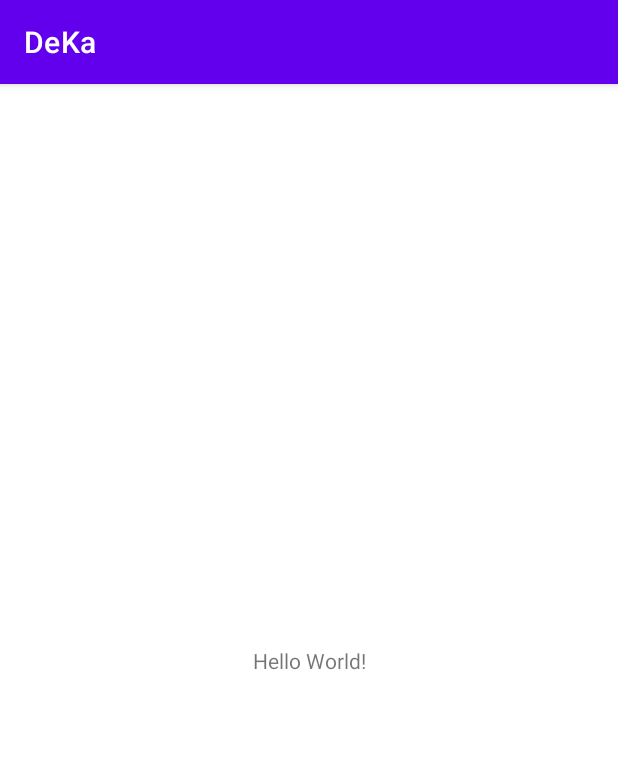
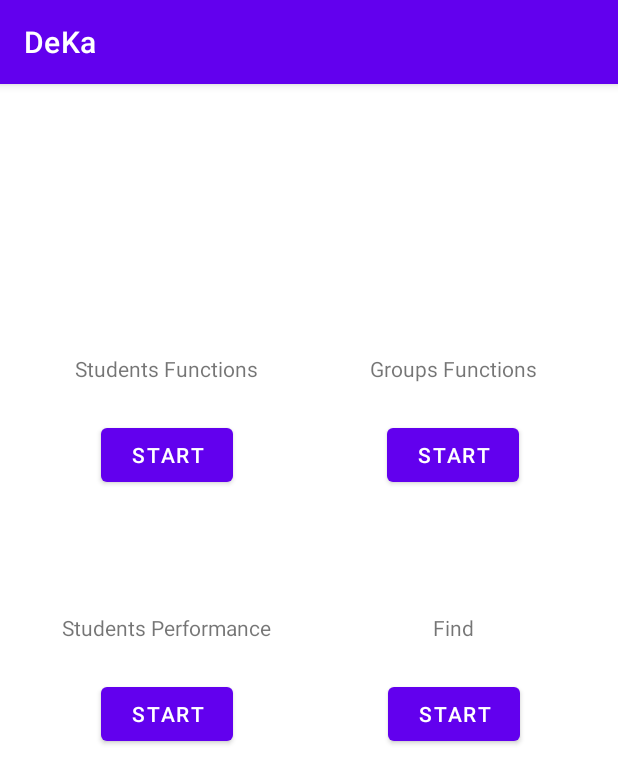
Before and after one commit to fedyuchuktimothey/DeKa, an Android app: the screen it shows after launch (MainActivity), on a phone screen of 412 x 824 dp. Shown: the top 784 px of the screen. Run offline under Robolectric (Android 15) with nearby library versions, the phone set to English and light mode, and no system bars.

Commit message:
Add Main Fragment
Add Main Fragment with all button
Add empty other fragments (4)

```diff
--- a/app/build.gradle
+++ b/app/build.gradle
@@ -1,6 +1,7 @@
 plugins {
     id 'com.android.application'
     id 'kotlin-android'
+    id 'com.google.gms.google-services'
 }
 
 android {
@@ -37,7 +38,10 @@ dependencies {
     implementation 'androidx.appcompat:appcompat:1.4.0'
     implementation 'com.google.android.material:material:1.4.0'
     implementation 'androidx.constraintlayout:constraintlayout:2.1.2'
+    implementation 'com.google.firebase:firebase-firestore:21.4.0'
     testImplementation 'junit:junit:4.+'
     androidTestImplementation 'androidx.test.ext:junit:1.1.3'
     androidTestImplementation 'androidx.test.espresso:espresso-core:3.4.0'
+    implementation 'com.google.firebase:firebase-analytics-ktx'
+    implementation platform('com.google.firebase:firebase-bom:29.0.1')
 }
--- a/app/src/main/java/com/example/deka/MainActivity.kt
+++ b/app/src/main/java/com/example/deka/MainActivity.kt
@@ -2,10 +2,16 @@ package com.example.deka
 
 import androidx.appcompat.app.AppCompatActivity
 import android.os.Bundle
+import com.example.deka.fragments.MainFragment
 
 class MainActivity : AppCompatActivity() {
     override fun onCreate(savedInstanceState: Bundle?) {
         super.onCreate(savedInstanceState)
         setContentView(R.layout.activity_main)
+        if (savedInstanceState == null) {
+            supportFragmentManager.beginTransaction()
+                .add(R.id.container, MainFragment())
+                .commit()
+        }
     }
 }
--- /dev/null
+++ b/app/src/main/java/com/example/deka/fragments/FindFragment.kt
@@ -0,0 +1,19 @@
+package com.example.deka.fragments
+
+import android.os.Bundle
+import android.view.LayoutInflater
+import android.view.View
+import android.view.ViewGroup
+import androidx.fragment.app.Fragment
+import com.example.deka.R
+
+class FindFragment: Fragment() {
+    override fun onCreateView(
+        inflater: LayoutInflater,
+        container: ViewGroup?,
+        savedInstanceState: Bundle?
+    ): View? {
+        val view = inflater.inflate(R.layout.fragment_find, container, false)
+        return view
+    }
+}
--- /dev/null
+++ b/app/src/main/java/com/example/deka/fragments/GroupsFunctionsFragment.kt
@@ -0,0 +1,19 @@
+package com.example.deka.fragments
+
+import android.os.Bundle
+import android.view.LayoutInflater
+import android.view.View
+import android.view.ViewGroup
+import androidx.fragment.app.Fragment
+import com.example.deka.R
+
+class GroupsFunctionsFragment: Fragment() {
+    override fun onCreateView(
+        inflater: LayoutInflater,
+        container: ViewGroup?,
+        savedInstanceState: Bundle?
+    ): View? {
+        val view = inflater.inflate(R.layout.fragment_groups_functions, container, false)
+        return view
+    }
+}
--- /dev/null
+++ b/app/src/main/java/com/example/deka/fragments/MainFragment.kt
@@ -0,0 +1,54 @@
+package com.example.deka.fragments
+
+import android.os.Bundle
+import android.view.LayoutInflater
+import android.view.View
+import android.view.ViewGroup
+import android.widget.Button
+import androidx.fragment.app.Fragment
+import com.example.deka.R
+
+class MainFragment:Fragment() {
+
+    override fun onCreateView(
+        inflater: LayoutInflater,
+        container: ViewGroup?,
+        savedInstanceState: Bundle?
+    ): View? {
+        val view = inflater.inflate(R.layout.fragment_main, container, false)
+
+        //Students Functions Button
+        val studFunc = view.findViewById(R.id.studFunc) as Button
+        val studFunctionsFragment = StudFunctionsFragment()
+        studFunc.setOnClickListener() {
+            activity?.supportFragmentManager?.beginTransaction()
+                ?.replace(R.id.container, studFunctionsFragment)?.addToBackStack("MainFragment")?.commit()
+        }
+
+        // Find Button
+        val find = view.findViewById(R.id.find) as Button
+        val findFragment = FindFragment()
+        find.setOnClickListener() {
+            activity?.supportFragmentManager?.beginTransaction()
+                ?.replace(R.id.container, findFragment)?.addToBackStack("MainFragment")?.commit()
+        }
+
+        //Students Performance Button
+        val studPerfor = view.findViewById(R.id.studPerfor) as Button
+        val studPerforFragment = StudPerforFragment()
+        studPerfor.setOnClickListener() {
+            activity?.supportFragmentManager?.beginTransaction()
+                ?.replace(R.id.container, studPerforFragment)?.addToBackStack("MainFragment")?.commit()
+        }
+
+        //Groups Functions Button
+        val groupFunc = view.findViewById(R.id.groupFunc) as Button
+        val groupsFunctionsFragment = GroupsFunctionsFragment()
+        groupFunc.setOnClickListener() {
+            activity?.supportFragmentManager?.beginTransaction()
+                ?.replace(R.id.container, groupsFunctionsFragment)?.addToBackStack("MainFragment")?.commit()
+        }
+
+        return view
+    }
+}
--- /dev/null
+++ b/app/src/main/java/com/example/deka/fragments/StudFunctionsFragment.kt
@@ -0,0 +1,20 @@
+package com.example.deka.fragments
+
+import android.os.Bundle
+import android.view.LayoutInflater
+import android.view.View
+import android.view.ViewGroup
+import android.widget.Button
+import androidx.fragment.app.Fragment
+import com.example.deka.R
+
+class StudFunctionsFragment:Fragment() {
+    override fun onCreateView(
+        inflater: LayoutInflater,
+        container: ViewGroup?,
+        savedInstanceState: Bundle?
+    ): View? {
+        val view = inflater.inflate(R.layout.fragment_stud_functions, container, false)
+        return view
+    }
+}
--- /dev/null
+++ b/app/src/main/java/com/example/deka/fragments/StudPerforFragment.kt
@@ -0,0 +1,19 @@
+package com.example.deka.fragments
+
+import android.os.Bundle
+import android.view.LayoutInflater
+import android.view.View
+import android.view.ViewGroup
+import androidx.fragment.app.Fragment
+import com.example.deka.R
+
+class StudPerforFragment: Fragment() {
+    override fun onCreateView(
+        inflater: LayoutInflater,
+        container: ViewGroup?,
+        savedInstanceState: Bundle?
+    ): View? {
+        val view = inflater.inflate(R.layout.fragment_stud_perfor, container, false)
+        return view
+    }
+}
--- a/app/src/main/res/layout/activity_main.xml
+++ b/app/src/main/res/layout/activity_main.xml
@@ -6,13 +6,17 @@
     android:layout_height="match_parent"
     tools:context=".MainActivity">
 
-    <TextView
-        android:layout_width="wrap_content"
-        android:layout_height="wrap_content"
-        android:text="Hello World!"
+    <FrameLayout
+        android:id="@+id/container"
+        android:layout_width="408dp"
+        android:layout_height="731dp"
         app:layout_constraintBottom_toBottomOf="parent"
-        app:layout_constraintLeft_toLeftOf="parent"
-        app:layout_constraintRight_toRightOf="parent"
-        app:layout_constraintTop_toTopOf="parent" />
+        app:layout_constraintEnd_toEndOf="parent"
+        app:layout_constraintHorizontal_bias="0.0"
+        app:layout_constraintStart_toStartOf="parent"
+        app:layout_constraintTop_toTopOf="parent"
+        app:layout_constraintVertical_bias="0.538">
+
+    </FrameLayout>
 
 </androidx.constraintlayout.widget.ConstraintLayout>
--- /dev/null
+++ b/app/src/main/res/layout/fragment_find.xml
@@ -0,0 +1,6 @@
+<?xml version="1.0" encoding="utf-8"?>
+<androidx.constraintlayout.widget.ConstraintLayout xmlns:android="http://schemas.android.com/apk/res/android"
+    android:layout_width="match_parent"
+    android:layout_height="match_parent">
+
+</androidx.constraintlayout.widget.ConstraintLayout>
--- /dev/null
+++ b/app/src/main/res/layout/fragment_groups_functions.xml
@@ -0,0 +1,6 @@
+<?xml version="1.0" encoding="utf-8"?>
+<androidx.constraintlayout.widget.ConstraintLayout xmlns:android="http://schemas.android.com/apk/res/android"
+    android:layout_width="match_parent"
+    android:layout_height="match_parent">
+
+</androidx.constraintlayout.widget.ConstraintLayout>
--- /dev/null
+++ b/app/src/main/res/layout/fragment_main.xml
@@ -0,0 +1,88 @@
+<?xml version="1.0" encoding="utf-8"?>
+<androidx.constraintlayout.widget.ConstraintLayout xmlns:android="http://schemas.android.com/apk/res/android"
+    xmlns:app="http://schemas.android.com/apk/res-auto"
+    xmlns:tools="http://schemas.android.com/tools"
+    android:layout_width="match_parent"
+    android:layout_height="match_parent">
+
+    <Button
+        android:id="@+id/studFunc"
+        android:layout_width="wrap_content"
+        android:layout_height="wrap_content"
+        android:layout_marginTop="24dp"
+        android:text="Start"
+        app:layout_constraintEnd_toEndOf="@+id/textView"
+        app:layout_constraintStart_toStartOf="@+id/textView"
+        app:layout_constraintTop_toBottomOf="@+id/textView" />
+
+    <Button
+        android:id="@+id/groupFunc"
+        android:layout_width="wrap_content"
+        android:layout_height="wrap_content"
+        android:layout_marginTop="24dp"
+        android:text="Start"
+        app:layout_constraintEnd_toEndOf="@+id/textView2"
+        app:layout_constraintHorizontal_bias="0.472"
+        app:layout_constraintStart_toStartOf="@+id/textView2"
+        app:layout_constraintTop_toBottomOf="@+id/textView2" />
+
+    <TextView
+        android:id="@+id/textView"
+        android:layout_width="wrap_content"
+        android:layout_height="wrap_content"
+        android:layout_marginStart="50dp"
+        android:layout_marginTop="160dp"
+        android:text="Students Functions"
+        app:layout_constraintStart_toStartOf="parent"
+        app:layout_constraintTop_toTopOf="parent" />
+
+    <TextView
+        android:id="@+id/textView2"
+        android:layout_width="wrap_content"
+        android:layout_height="wrap_content"
+        android:layout_marginTop="160dp"
+        android:layout_marginEnd="50dp"
+        android:text="Groups Functions"
+        app:layout_constraintEnd_toEndOf="parent"
+        app:layout_constraintTop_toTopOf="parent" />
+
+    <TextView
+        android:id="@+id/textView3"
+        android:layout_width="wrap_content"
+        android:layout_height="wrap_content"
+        android:layout_marginTop="81dp"
+        android:text="Students Performance"
+        app:layout_constraintEnd_toEndOf="@+id/studFunc"
+        app:layout_constraintStart_toStartOf="@+id/studFunc"
+        app:layout_constraintTop_toBottomOf="@+id/studFunc" />
+
+    <Button
+        android:id="@+id/studPerfor"
+        android:layout_width="wrap_content"
+        android:layout_height="wrap_content"
+        android:layout_marginTop="24dp"
+        android:text="Start"
+        app:layout_constraintEnd_toEndOf="@+id/textView3"
+        app:layout_constraintStart_toStartOf="@+id/textView3"
+        app:layout_constraintTop_toBottomOf="@+id/textView3" />
+
+    <TextView
+        android:id="@+id/textView4"
+        android:layout_width="wrap_content"
+        android:layout_height="wrap_content"
+        android:layout_marginTop="81dp"
+        android:text="Find"
+        app:layout_constraintEnd_toEndOf="@+id/groupFunc"
+        app:layout_constraintStart_toStartOf="@+id/groupFunc"
+        app:layout_constraintTop_toBottomOf="@+id/groupFunc" />
+
+    <Button
+        android:id="@+id/find"
+        android:layout_width="wrap_content"
+        android:layout_height="wrap_content"
+        android:layout_marginTop="24dp"
+        android:text="Start"
+        app:layout_constraintEnd_toEndOf="@+id/textView4"
+        app:layout_constraintStart_toStartOf="@+id/textView4"
+        app:layout_constraintTop_toBottomOf="@+id/textView4" />
+</androidx.constraintlayout.widget.ConstraintLayout>
--- /dev/null
+++ b/app/src/main/res/layout/fragment_stud_functions.xml
@@ -0,0 +1,6 @@
+<?xml version="1.0" encoding="utf-8"?>
+<androidx.constraintlayout.widget.ConstraintLayout xmlns:android="http://schemas.android.com/apk/res/android"
+    android:layout_width="match_parent"
+    android:layout_height="match_parent">
+
+</androidx.constraintlayout.widget.ConstraintLayout>
--- /dev/null
+++ b/app/src/main/res/layout/fragment_stud_perfor.xml
@@ -0,0 +1,6 @@
+<?xml version="1.0" encoding="utf-8"?>
+<androidx.constraintlayout.widget.ConstraintLayout xmlns:android="http://schemas.android.com/apk/res/android"
+    android:layout_width="match_parent"
+    android:layout_height="match_parent">
+
+</androidx.constraintlayout.widget.ConstraintLayout>
--- a/build.gradle
+++ b/build.gradle
@@ -7,7 +7,7 @@ buildscript {
     dependencies {
         classpath "com.android.tools.build:gradle:7.0.3"
         classpath "org.jetbrains.kotlin:kotlin-gradle-plugin:1.5.20"
-
+        classpath 'com.google.gms:google-services:4.3.10'
         // NOTE: Do not place your application dependencies here; they belong
         // in the individual module build.gradle files
     }
```
Also changed, not shown: 1 other file.
